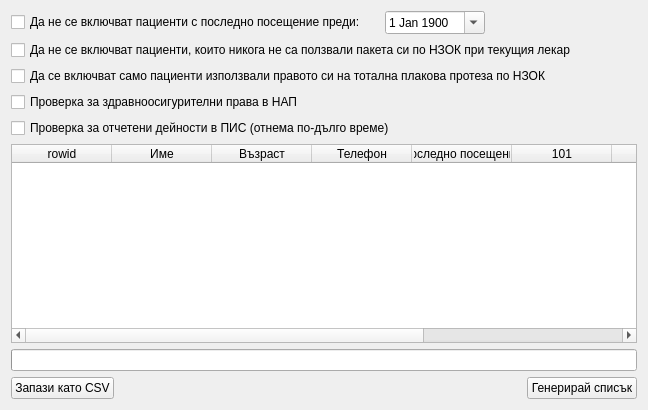
This is src/View/Widgets/UnusedPackageView.ui in thefinalcutbg/DinoDent as Qt 5 draws it before an edit. The edited form follows.
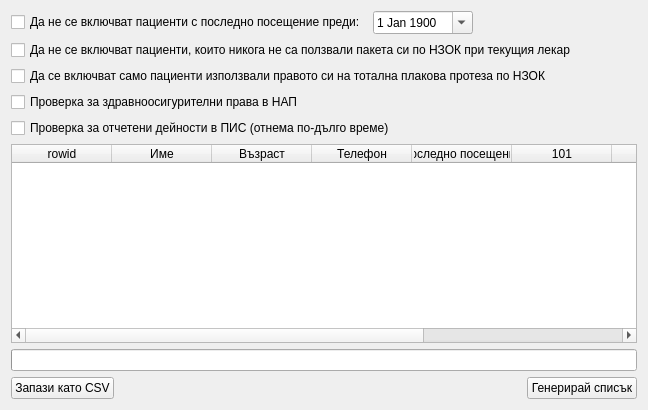
This is the edited form. Custom widgets are drawn as their Qt base class.

```diff
--- a/src/View/Widgets/UnusedPackageView.ui
+++ b/src/View/Widgets/UnusedPackageView.ui
@@ -16,7 +16,7 @@
   <layout class="QVBoxLayout" name="verticalLayout">
    <item>
     <layout class="QHBoxLayout" name="horizontalLayout_2">
-     <property name="topMargin">
+     <property name="spacing">
       <number>0</number>
      </property>
      <item>
@@ -49,7 +49,7 @@
        </property>
        <property name="maximumDateTime">
         <datetime>
-         <hour>17</hour>
+         <hour>15</hour>
          <minute>59</minute>
          <second>59</second>
          <year>9999</year>
```
